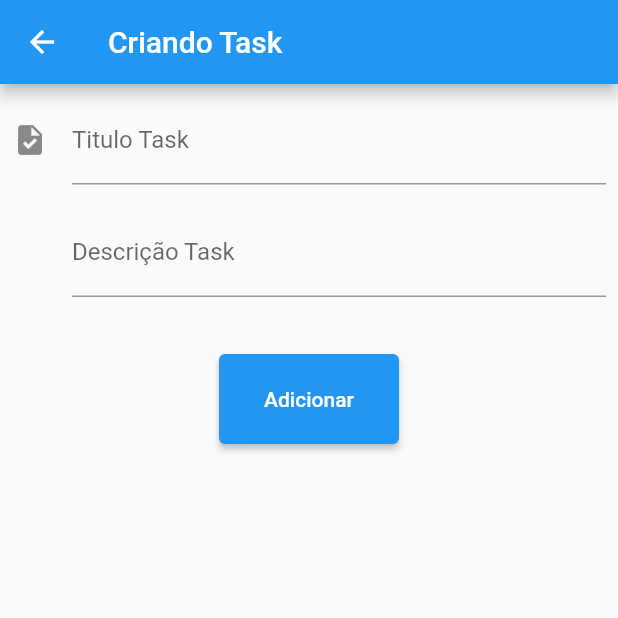
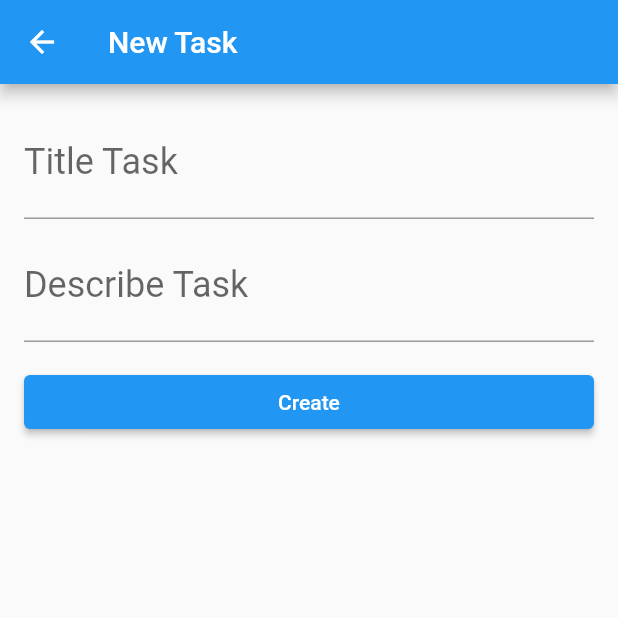
Before and after one commit to WillAPS/crud_flutter, a Flutter app: the screen it shows after launch, after a tap on "New Task", on a phone screen of 412 x 824 dp, the top half of it. Run offline on Flutter 3.47's test engine with Material 2 defaults, Android fonts, the phone set to English and light mode, and no system bars; our stand-ins replace google_fonts, sqflite; accounts and stored records are empty.

Commit message:
adicionado DAO  e sqlflite para salvar na memoria interna

```diff
--- /dev/null
+++ b/lib/database/DAO/task_dao.dart
@@ -0,0 +1,46 @@
+import 'package:sqflite/sqflite.dart';
+
+import '../../models/task.dart';
+import '../app_database.dart';
+
+class TaskDAO {
+
+  static String get tableSql => 'CREATE TABLE $_tableName('
+      '$_id INTEGER PRIMARY KEY, '
+      '$_titleTask TEXT, '
+      '$_subTitleTask TEXT)';
+
+  static const String _tableName = 'tasks';
+  static const String _id = 'id';
+  static const String _titleTask = 'titleTask';
+  static const String _subTitleTask = 'subTitleTask';
+
+  Future<int> save(Task task) async {
+    final Database db = await getDatabase();
+    Map<String, dynamic> taskMap = _toMap(task);
+    return db.insert(_tableName, taskMap);
+  }
+
+  Map<String, dynamic> _toMap(Task task) {
+    final Map<String, dynamic> taskMap = {};
+    taskMap[_titleTask] = task.taskTitle;
+    taskMap[_subTitleTask] = task.taskSubTitle;
+    return taskMap;
+  }
+
+  Future<List<Task>> findAll() async {
+    final Database db = await getDatabase();
+    final List<Map<String, dynamic>> result = await db.query(_tableName);
+    List<Task> tasks = _toList(result);
+    return tasks;
+  }
+
+  List<Task> _toList(List<Map<String, dynamic>> result) {
+    final List<Task> tasks = [];
+    for (Map<String, dynamic> row in result) {
+      final Task task = Task(row[_id], row[_titleTask], row[_subTitleTask]);
+      tasks.add(task);
+    }
+    return tasks;
+  }
+}
--- a/lib/main.dart
+++ b/lib/main.dart
@@ -1,12 +1,11 @@
-import 'package:flutter/foundation.dart';
 import 'package:flutter/material.dart';
 import 'package:google_fonts/google_fonts.dart';
 import 'package:helloworld/screens/home_page.dart';
-import 'package:helloworld/screens/task/adicionar_task.dart';
-import 'package:helloworld/screens/task/listar_tasks.dart';
 import 'package:helloworld/theme_changer.dart';
 
-void main() => runApp(const TodoListApp());
+void main() {
+  runApp(const TodoListApp());
+}
 
 class TodoListApp extends StatelessWidget {
   const TodoListApp({Key? key}) : super(key: key);
@@ -26,10 +25,6 @@ class TodoListApp extends StatelessWidget {
             ),
           ),
           home: HomePage(),
-          routes: {
-            '/ListTask': (context) => TasksList(),
-            '/NewTask': (context) => AddTask(),
-          },
         );
       },
     );
--- a/lib/models/task.dart
+++ b/lib/models/task.dart
@@ -1,6 +1,12 @@
 class Task {
+  final int id;
   final String taskTitle;
   final String taskSubTitle;
 
-  Task(this.taskTitle, this.taskSubTitle);
+  Task(this.id, this.taskTitle, this.taskSubTitle);
+
+  @override
+  String toString() {
+    return 'Contact{id: $id, name: $taskTitle, accountNumber: $taskSubTitle}';
+  }
 }
--- a/lib/screens/home_page.dart
+++ b/lib/screens/home_page.dart
@@ -1,5 +1,6 @@
 import 'package:flutter/material.dart';
-import 'package:helloworld/screens/task/adicionar_task.dart';
+import 'package:helloworld/screens/task/listar_tasks.dart';
+import 'package:helloworld/screens/task/task_form.dart';
 
 import '../theme_changer.dart';
 
@@ -50,7 +51,7 @@ class _HomePageState extends State<HomePage> {
         padding: const EdgeInsets.fromLTRB(10, 10, 10, 10),
       ),
       onPressed: () {
-        Navigator.pushNamed(context, '/ListTask');
+        Navigator.of(context).push(MaterialPageRoute(builder: (context) => TasksList()));
       },
       child: Container(
         padding: const EdgeInsets.fromLTRB(40, 10, 40, 10),
@@ -139,7 +140,7 @@ class _HomePageState extends State<HomePage> {
         padding: const EdgeInsets.fromLTRB(10, 10, 10, 10),
       ),
       onPressed: () {
-        Navigator.pushNamed(context, '/NewTask');
+            Navigator.of(context).push(MaterialPageRoute(builder: (context) => TaskForm()));
       },
       child: Container(
         padding: const EdgeInsets.fromLTRB(40, 10, 40, 10),
--- a/lib/screens/task/adicionar_task.dart
+++ /dev/null
@@ -1,49 +0,0 @@
-import 'package:flutter/material.dart';
-
-import '../../components/editor.dart';
-import '../../models/task.dart';
-
-class AddTask extends StatelessWidget {
-  final TextEditingController _controllerTitleTask = TextEditingController();
-  final TextEditingController _controllerSubTitleTask = TextEditingController();
-
-  AddTask({Key? key}) : super(key: key);
-
-  @override
-  Widget build(BuildContext context) {
-    return Scaffold(
-      appBar: AppBar(
-        title: const Text('Criando Task'),
-      ),
-      body: SingleChildScrollView(
-        child: Column(children: <Widget>[
-          Editor(
-            controller: _controllerTitleTask,
-            placeholder: 'Titulo Task',
-            dica: 'Fazer compra',
-            iconTask: Icons.task,
-          ),
-          Editor(
-            controller: _controllerSubTitleTask,
-            placeholder: 'Descrição Task',
-            dica: '1Kg Cenoura',
-          ),
-          const SizedBox(height: 30),
-          ElevatedButton(
-            child: const Text("Adicionar"),
-            onPressed: () => _createdTask(context),
-            style: ButtonStyle(
-                minimumSize: MaterialStateProperty.all(const Size(120, 60))),
-          ),
-        ]),
-      ),
-    );
-  }
-  void _createdTask(BuildContext context) {
-    final String titleTask = _controllerTitleTask.text;
-    final String subTitleTask = _controllerSubTitleTask.text;
-    Task(titleTask, subTitleTask);
-    final createdTask = Task(titleTask, subTitleTask);
-    Navigator.pop(context, createdTask);
-  }
-}
--- /dev/null
+++ b/lib/screens/task/task_form.dart
@@ -0,0 +1,70 @@
+import 'package:flutter/material.dart';
+import 'package:helloworld/database/DAO/task_dao.dart';
+
+import '../../models/task.dart';
+
+class TaskForm extends StatefulWidget {
+  const TaskForm({Key? key}) : super(key: key);
+
+  @override
+  State<StatefulWidget> createState() => _TaskFormState();
+}
+
+class _TaskFormState extends State<TaskForm> {
+  final TextEditingController _controllerTitleTask = TextEditingController();
+  final TextEditingController _controllerSubTitleTask = TextEditingController();
+  final TaskDAO _dao = TaskDAO();
+
+  @override
+  @override
+  Widget build(BuildContext context) {
+    return Scaffold(
+      appBar: AppBar(
+        title: const Text('New Task'),
+      ),
+      body: Padding(
+        padding: const EdgeInsets.all(16.0),
+        child: Column(
+          children: <Widget>[
+            TextField(
+              controller: _controllerTitleTask,
+              decoration: const InputDecoration(
+                labelText: 'Title Task',
+              ),
+              style: const TextStyle(
+                fontSize: 24.0,
+              ),
+            ),
+            Padding(
+              padding: const EdgeInsets.only(top: 8.0),
+              child: TextField(
+                controller: _controllerSubTitleTask,
+                decoration: const InputDecoration(
+                  labelText: 'Describe Task',
+                ),
+                style: const TextStyle(
+                  fontSize: 24.0,
+                ),
+              ),
+            ),
+            Padding(
+              padding: const EdgeInsets.only(top: 16.0),
+              child: SizedBox(
+                width: double.maxFinite,
+                child: ElevatedButton(
+                  child: const Text('Create'),
+                  onPressed: () {
+                    final String titleTask = _controllerTitleTask.text;
+                    final String subTitleTask = _controllerSubTitleTask.text;
+                    final Task newTask = Task(0, titleTask, subTitleTask);
+                    _dao.save(newTask).then((id) => Navigator.pop(context));
+                  },
+                ),
+              ),
+            )
+          ],
+        ),
+      ),
+    );
+  }
+}
--- a/lib/theme_changer.dart
+++ b/lib/theme_changer.dart
@@ -16,7 +16,6 @@ class ThemeBuilder extends StatefulWidget {
 
 class _ThemeBuilderState extends State<ThemeBuilder> {
   late Brightness _brightness;
-  late IconData _icon;
 
   @override
   void initState() {
--- a/pubspec.yaml
+++ b/pubspec.yaml
@@ -19,6 +19,8 @@ environment:
 dependencies:
   flutter:
     sdk: flutter
+  sqflite:
+  path:
   google_fonts: ^2.1.0
 
 dev_dependencies:
```
Also changed, not shown: lib/database/app_database.dart (added, +10 -0 lines), lib/screens/task/listar_tasks.dart (+41 -40 lines), pubspec.lock.
